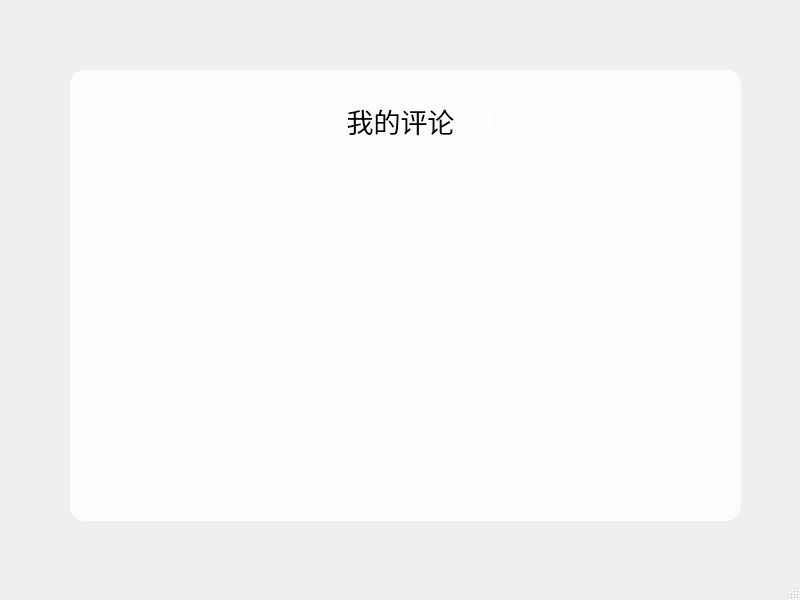
Before: the Qt Designer form mycomment.ui in qing-wq/SchoolWall, drawn with Qt 5.
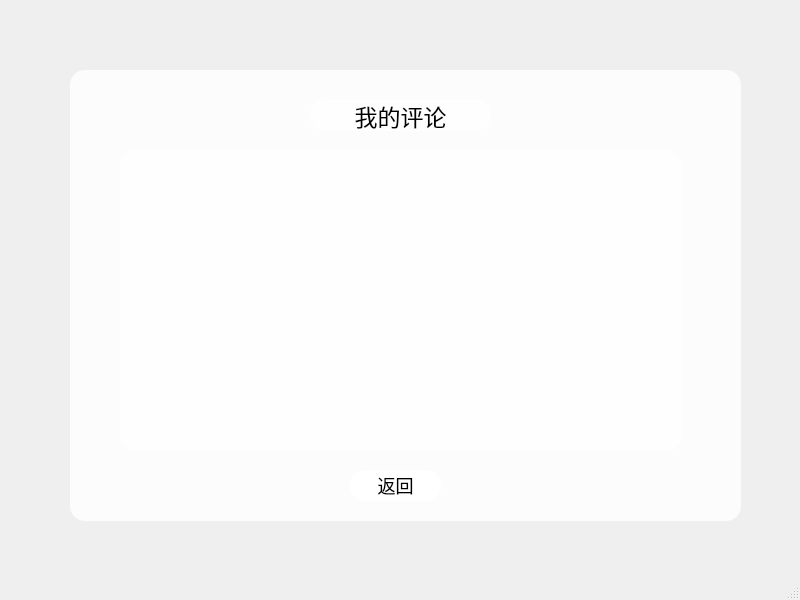
After: the same form once the commit is applied. Icons and pictures are not drawn.

Patch:
```diff
--- a/mycomment.ui
+++ b/mycomment.ui
@@ -33,7 +33,7 @@
 border-radius:60px;
 }
 QLabel{
-font-size:27px;
+font-size:23px;
 color:black;
 background:rgb(255,255,255,0.8);
 
@@ -77,9 +77,9 @@
      <property name="geometry">
       <rect>
        <x>50</x>
-       <y>110</y>
+       <y>80</y>
        <width>561</width>
-       <height>271</height>
+       <height>301</height>
       </rect>
      </property>
      <property name="contextMenuPolicy">
@@ -92,7 +92,7 @@
        <x>240</x>
        <y>30</y>
        <width>181</width>
-       <height>41</height>
+       <height>31</height>
       </rect>
      </property>
      <property name="styleSheet">
@@ -108,6 +108,19 @@
       <set>Qt::AlignCenter</set>
      </property>
     </widget>
+    <widget class="QPushButton" name="back">
+     <property name="geometry">
+      <rect>
+       <x>280</x>
+       <y>400</y>
+       <width>91</width>
+       <height>31</height>
+      </rect>
+     </property>
+     <property name="text">
+      <string>返回</string>
+     </property>
+    </widget>
    </widget>
   </widget>
   <widget class="QStatusBar" name="statusbar"/>
```
